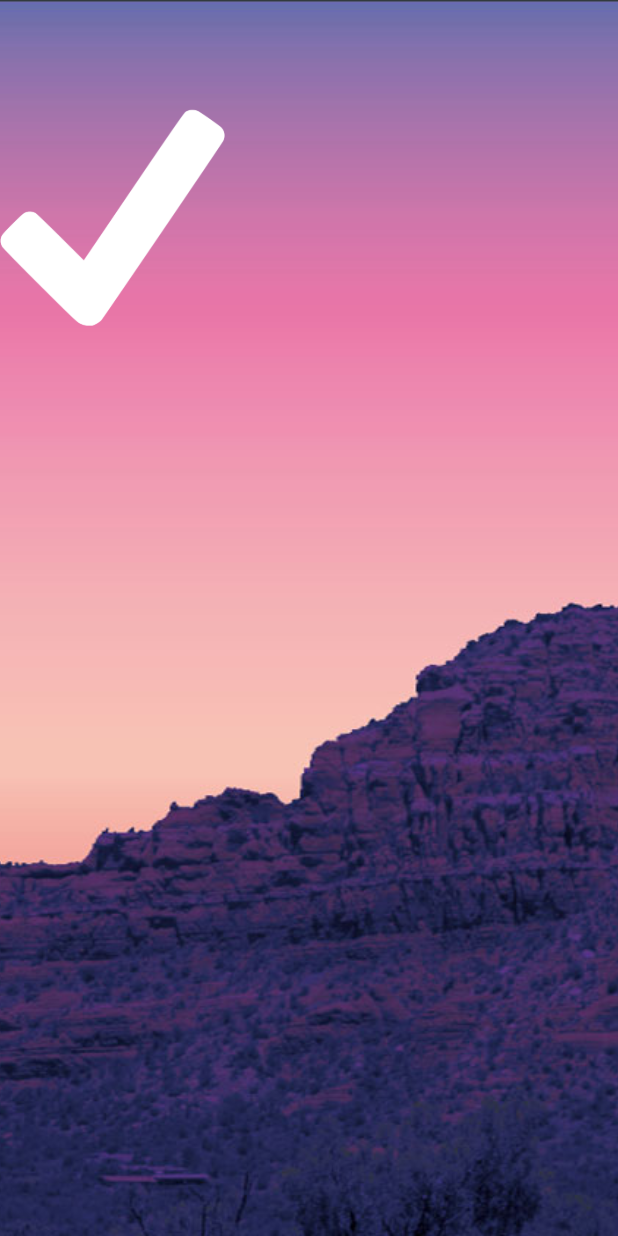
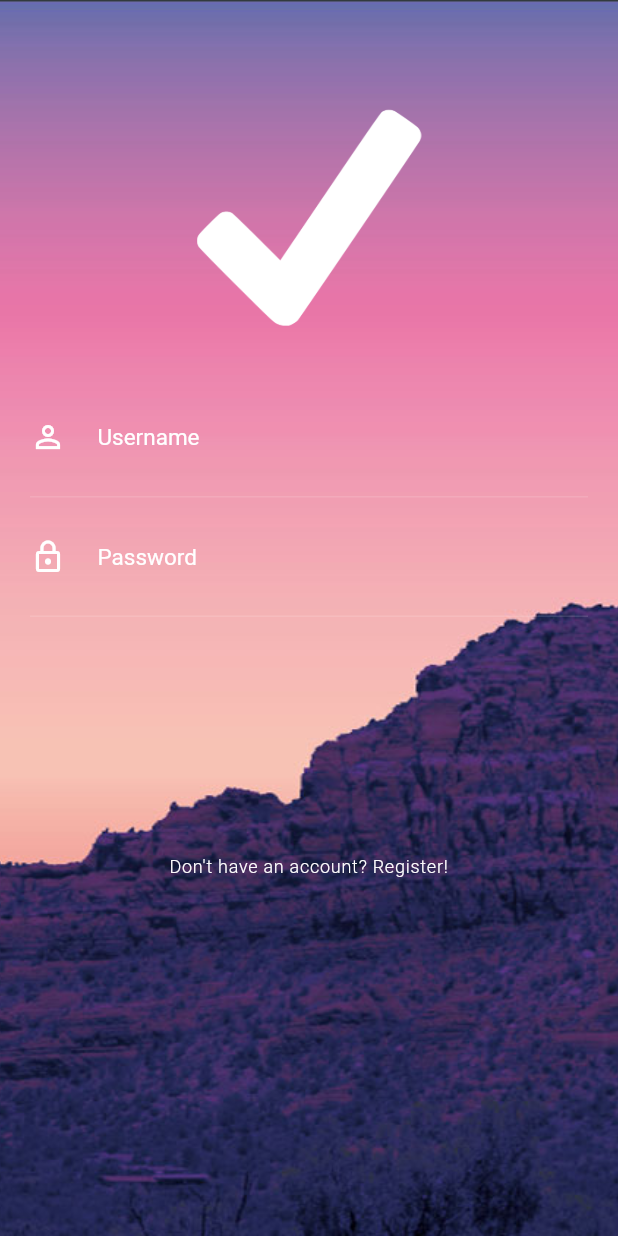
Before and after one commit to alanmxll/animations-app, a Flutter app: the screen it shows after launch, on a phone screen of 412 x 824 dp. Run offline on Flutter 3.47's test engine with Material 2 defaults, Android fonts, the phone set to English and light mode, and no system bars.

Commit message:
creating the form fields

```diff
--- a/lib/screens/login/login_screen.dart
+++ b/lib/screens/login/login_screen.dart
@@ -2,6 +2,7 @@ import 'package:flutter/material.dart';
 import 'package:flutter/widgets.dart';
 
 import 'widgets/form_container.dart';
+import 'widgets/sign_up_button.dart';
 
 class LoginScreen extends StatefulWidget {
   @override
@@ -36,6 +37,7 @@ class _LoginScreenState extends State<LoginScreen> {
                       ),
                     ),
                     FormContainer(),
+                    SignUpButton(),
                   ],
                 ),
               ],
--- a/lib/screens/login/widgets/form_container.dart
+++ b/lib/screens/login/widgets/form_container.dart
@@ -1,5 +1,6 @@
 import 'package:flutter/material.dart';
-import 'package:flutter/widgets.dart';
+
+import './input_field.dart';
 
 class FormContainer extends StatelessWidget {
   @override
@@ -9,7 +10,16 @@ class FormContainer extends StatelessWidget {
       child: Form(
         child: Column(
           children: [
-
+            InputField(
+              hint: 'Username',
+              obscure: false,
+              icon: Icons.person_outline,
+            ),
+            InputField(
+              hint: 'Password',
+              obscure: true,
+              icon: Icons.lock_outline,
+            ),
           ],
         ),
       ),
--- /dev/null
+++ b/lib/screens/login/widgets/input_field.dart
@@ -0,0 +1,46 @@
+import 'package:flutter/material.dart';
+import 'package:flutter/widgets.dart';
+
+class InputField extends StatelessWidget {
+  final String hint;
+  final bool obscure;
+  final IconData icon;
+
+  InputField({this.hint, this.obscure, this.icon});
+
+  @override
+  Widget build(BuildContext context) {
+    return Container(
+      decoration: BoxDecoration(
+        border: Border(
+          bottom: BorderSide(
+            color: Colors.white24,
+            width: 0.5,
+          ),
+        ),
+      ),
+      child: TextFormField(
+        obscureText: obscure,
+        style: TextStyle(color: Colors.white),
+        decoration: InputDecoration(
+          icon: Icon(
+            icon,
+            color: Colors.white,
+          ),
+          border: InputBorder.none,
+          hintText: hint,
+          hintStyle: TextStyle(
+            color: Colors.white,
+            fontSize: 15.0,
+          ),
+          contentPadding: EdgeInsets.only(
+            top: 30.0,
+            right: 30.0,
+            bottom: 30.0,
+            left: 5.0,
+          ),
+        ),
+      ),
+    );
+  }
+}
--- /dev/null
+++ b/lib/screens/login/widgets/sign_up_button.dart
@@ -0,0 +1,23 @@
+import 'package:flutter/material.dart';
+import 'package:flutter/widgets.dart';
+
+class SignUpButton extends StatelessWidget {
+  @override
+  Widget build(BuildContext context) {
+    return FlatButton(
+      padding: EdgeInsets.only(top: 160.0),
+      onPressed: () {},
+      child: Text(
+        'Don\'t have an account? Register!',
+        textAlign: TextAlign.center,
+        overflow: TextOverflow.ellipsis,
+        style: TextStyle(
+          fontWeight: FontWeight.w300,
+          color: Colors.white,
+          fontSize: 12.0,
+          letterSpacing: 0.5,
+        ),
+      ),
+    );
+  }
+}
```
